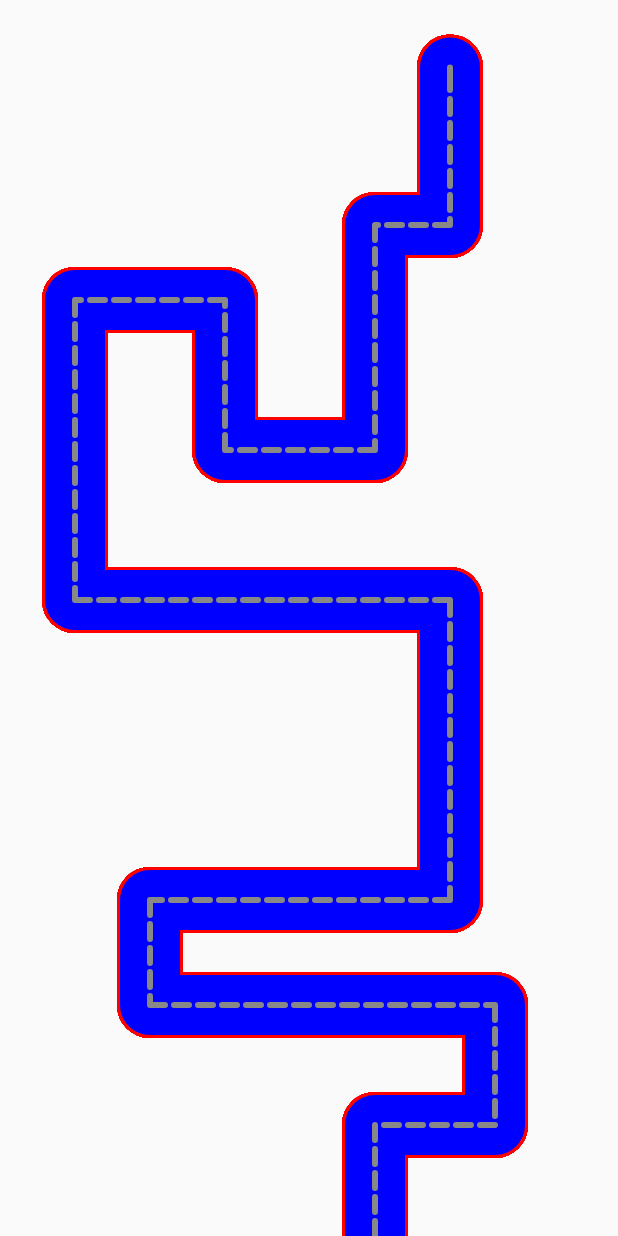
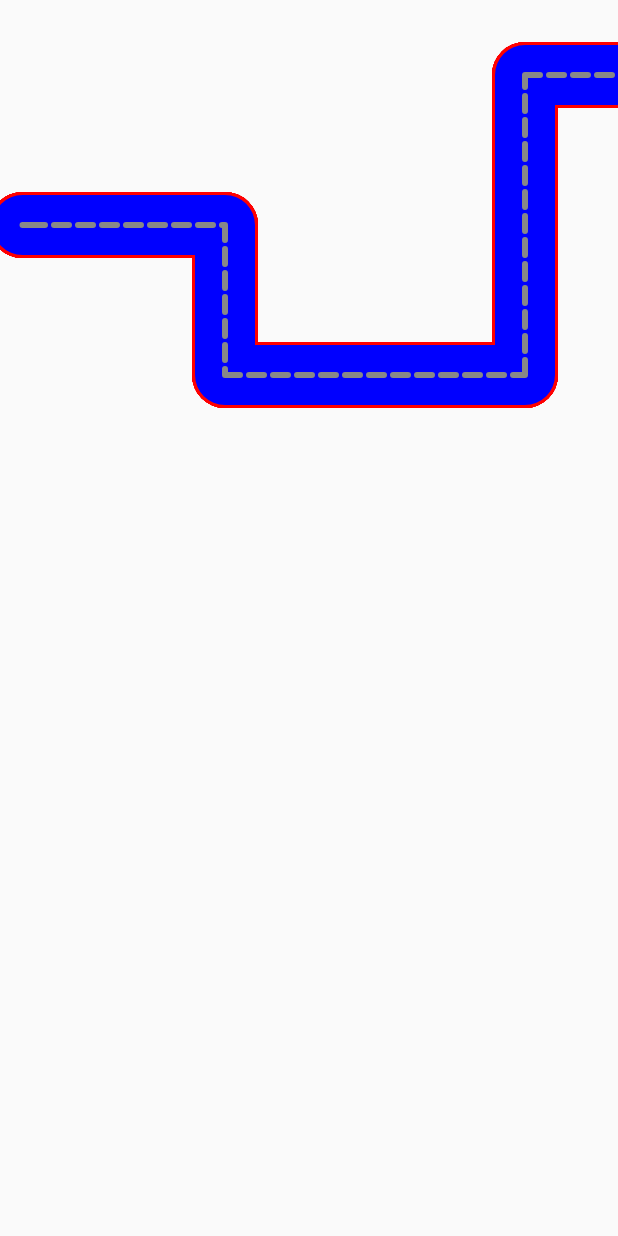
Before and after one commit to yuzutaru/BezierPathApp, an Android app built with Jetpack Compose: the screen it shows after launch (MainActivity), on a phone screen of 412 x 824 dp. Run offline under Robolectric (Android 15) with nearby library versions, the phone set to English and light mode, and no system bars.

Commit message:
feat: Use last coordinate to adding height page scrolling. Add horizontal scroll support

```diff
--- a/app/src/main/java/com/yustar/virtualrouteapp/VirtualRouteView.kt
+++ b/app/src/main/java/com/yustar/virtualrouteapp/VirtualRouteView.kt
@@ -20,7 +20,7 @@ class VirtualRouteView(context: Context, attrs: AttributeSet): View(context, att
     private var road: Paint = Paint()
     private var roadLine: Paint = Paint()
     private var path: Path = Path()
-    private var selectedOption = ScrollDirection.vertical
+    private var selectedOption = ScrollDirection.horizontal
 
     private var horizontalControlPoint = arrayListOf(
         CGPoint(x= 20, y= 150),
@@ -65,8 +65,6 @@ class VirtualRouteView(context: Context, attrs: AttributeSet): View(context, att
 
     private var participantProgress = arrayListOf(1000, 2000, 3000, 4000, 7000, 10000, 5500, 11000,
         12000, 10000)
-    private var maxX = 0f
-    private var maxY = 0f
     private var startX = 0f
     private var startY = 0f
     private var endX = 0f
@@ -95,11 +93,6 @@ class VirtualRouteView(context: Context, attrs: AttributeSet): View(context, att
             horizontalControlPoint
         else
             verticalControlPoint
-
-        /**
-         * Calculate Scroll
-         */
-        addSize(this, points)
 
         /**
          * Draw Path
@@ -131,28 +124,6 @@ class VirtualRouteView(context: Context, attrs: AttributeSet): View(context, att
 
             drawLine(canvas, startPoint, endPoint)
         }
-    }
-
-    private fun addSize(view: View, points: ArrayList<CGPoint>) {
-        isVerticalScrollBarEnabled = true
-        points.forEach { cgPoint ->
-            if (cgPoint == points[0]) {
-                endX = cgPoint.x.toFloat()
-                endY = cgPoint.y.toFloat()
-            } else if (cgPoint == points[points.size - 1]) {
-                startX = cgPoint.x.toFloat()
-                startY = cgPoint.y.toFloat()
-            }
-
-            if (cgPoint.x > maxX) {
-                maxX = cgPoint.x.toFloat()
-            }
-            if (cgPoint.y > maxY) {
-                maxY = cgPoint.y.toFloat()
-            }
-        }
-        maxX += 100
-        maxY += 100
     }
 
     private fun initBorder(size: Float, color: Int) {
@@ -235,22 +206,20 @@ class VirtualRouteView(context: Context, attrs: AttributeSet): View(context, att
     }
 
     override fun onMeasure(widthMeasureSpec: Int, heightMeasureSpec: Int) {
-        Log.e("devLog", "widthMeasureSpec = $widthMeasureSpec")
-        Log.e("devLog", "heightMeasureSpec = $heightMeasureSpec")
-        Log.e("devLog", "maxX = $maxX")
-        Log.e("devLog", "maxY = $maxY")
         when (selectedOption) {
             ScrollDirection.horizontal -> {
                 setMeasuredDimension(widthMeasureSpec +
                         TypedValue.applyDimension(
-                            TypedValue.COMPLEX_UNIT_DIP, 1000f,
+                            TypedValue.COMPLEX_UNIT_DIP,
+                            (horizontalControlPoint[horizontalControlPoint.size - 1].x).toFloat(),
                             context.resources.displayMetrics
                         ).toInt(),
                     heightMeasureSpec)
             }
             ScrollDirection.vertical -> {
                 setMeasuredDimension(widthMeasureSpec, heightMeasureSpec +
-                        TypedValue.applyDimension(TypedValue.COMPLEX_UNIT_DIP, 1000f,
+                        TypedValue.applyDimension(TypedValue.COMPLEX_UNIT_DIP,
+                            (verticalControlPoint[verticalControlPoint.size - 1].y).toFloat(),
                             context.resources.displayMetrics).toInt())
             }
         }
--- a/app/src/main/res/layout/activity_main.xml
+++ b/app/src/main/res/layout/activity_main.xml
@@ -1,10 +1,15 @@
 <?xml version="1.0" encoding="utf-8"?>
 <ScrollView xmlns:android="http://schemas.android.com/apk/res/android"
     android:layout_width="match_parent"
-    android:layout_height="3000dp"
+    android:layout_height="match_parent"
     android:fillViewport="true">
 
-    <com.yustar.virtualrouteapp.VirtualRouteView
+    <HorizontalScrollView
         android:layout_width="match_parent"
-        android:layout_height="3000dp"/>
+        android:layout_height="wrap_content">
+
+        <com.yustar.virtualrouteapp.VirtualRouteView
+            android:layout_width="wrap_content"
+            android:layout_height="wrap_content"/>
+    </HorizontalScrollView>
 </ScrollView>
```
